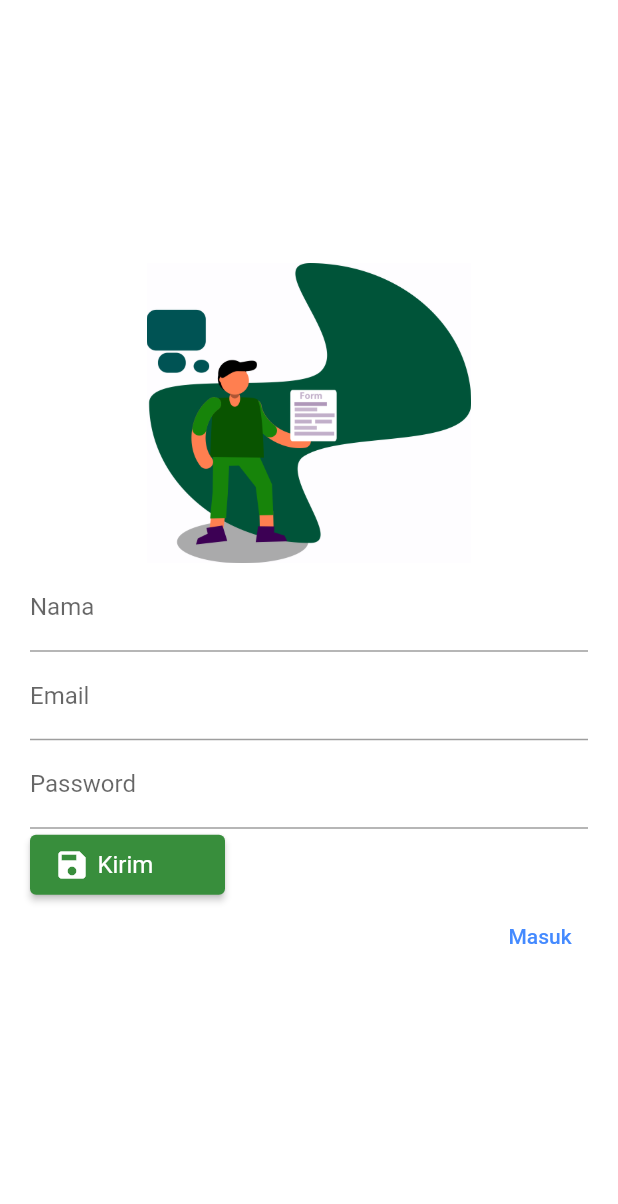
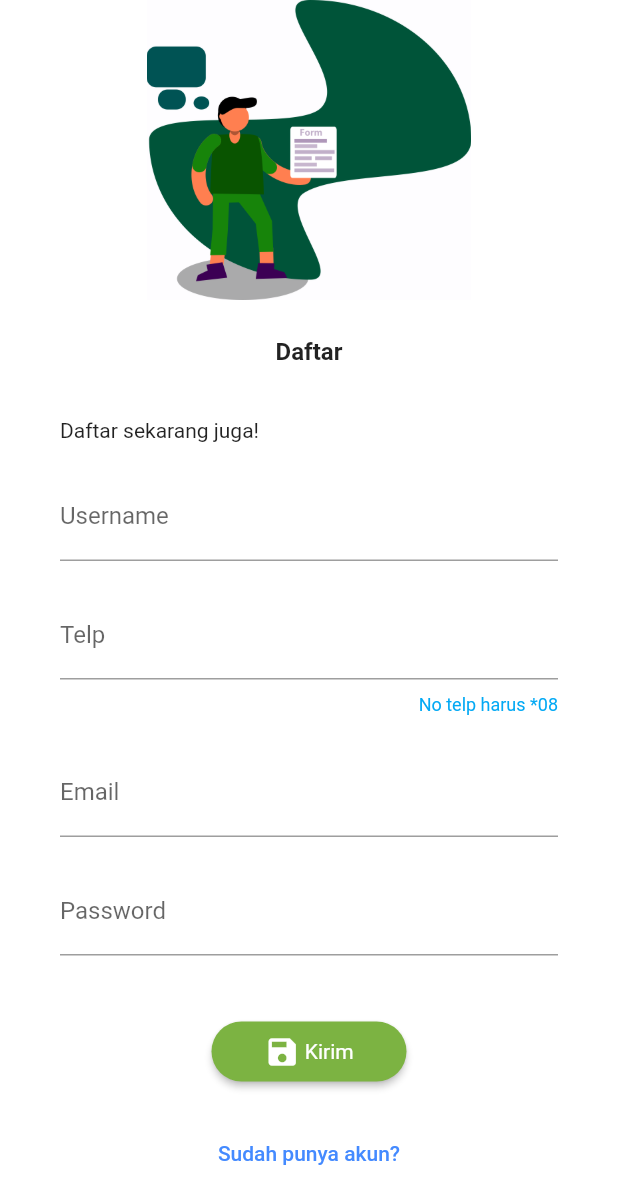
Before and after one commit to CassiiniX/zbola-mobile, a Flutter app: the screen it shows after launch, after a tap on "Kirim", after a tap on "Belum punya akun?", on a phone screen of 412 x 824 dp. Shown: the top 1204 px of the screen. Run offline on Flutter 3.47's test engine with Material 2 defaults, Android fonts, the light colour scheme and no system bars; our stand-ins replace flutter_dotenv, fluttertoast, shared_preferences; accounts and stored records are empty.

Commit message:
done signup

```diff
--- a/lib/pages/signup.dart
+++ b/lib/pages/signup.dart
@@ -1,23 +1,29 @@
 import 'package:flutter/material.dart';
-import 'package:http/http.dart' as http;
-import 'package:flutter_dotenv/flutter_dotenv.dart';
-import 'package:fluttertoast/fluttertoast.dart';
+// import 'package:http/http.dart' as http;
+// import 'package:flutter_dotenv/flutter_dotenv.dart';
 import 'package:provider/provider.dart';
-import 'dart:convert';
+import 'package:shared_preferences/shared_preferences.dart';
 
+import 'dart:async';
+// import 'dart:convert';
+
+import "../helpers/toast.dart";
 import '../widgets/spinner.dart';
 
 import '../providers/user.dart';
 
 import "./dashboard.dart";
 
+ // ignore: must_be_immutable
  class Signup extends StatelessWidget{
   bool? isLogin;
 
-  Signup(BuildContext context){
-    this.isLogin = Provider.of<UserProvider>(context).getIsLogin();
+  Signup(BuildContext context, {Key? key}) : super(key: key){
+    isLogin = Provider.of<UserProvider>(context)
+      .getIsLogin();
   }
 
+  @override
   Widget build(BuildContext context){
     if(isLogin == true){
       return Dashboard(context);
@@ -26,33 +32,54 @@ class Signup extends StatelessWidget{
     return MaterialApp(
       home : Scaffold(
         backgroundColor : Colors.white,
-        body : Padding(
-          padding : EdgeInsets.only(
-            left : 20,
-            right : 20
+        body :
+        SingleChildScrollView(
+          child: Padding(
+          padding : const EdgeInsets.only(
+            left : 40,
+            right : 40
           ),
           child : Column(
             crossAxisAlignment: CrossAxisAlignment.center,
             mainAxisAlignment: MainAxisAlignment.center,
             children: [
-              Container(
-                child:
               Image.asset(
                   'images/welcome.png',
                   alignment: Alignment.center,
                   width: double.infinity,
                   height: 200,
+              ),
+
+              Container(
+                margin: const EdgeInsets.only(top : 25,bottom: 10),
+                child: Row(
+                  mainAxisAlignment: MainAxisAlignment.center,
+                  children : const [
+                    Text("Daftar",style :  TextStyle(fontSize: 16,fontWeight: FontWeight.bold))
+                  ]
                 )
               ),
-              SignupScreen(),
+
+              Container(
+                margin: const EdgeInsets.only(top : 25,bottom: 10),
+                child : Row(
+                  mainAxisAlignment: MainAxisAlignment.start,
+                  children : const [
+                    Text("Daftar sekarang juga!")
+                  ]
+                )
+              ),
+
+              SignupScreen(context),
+
               Row(
-                mainAxisAlignment: MainAxisAlignment.end,
+                mainAxisAlignment: MainAxisAlignment.center,
                 children : [
                   TextButton(
                       onPressed: (){
                         Navigator.of(context).pushReplacementNamed("/");
                       },
-                      child : Text("Masuk",
+                      child : const Text("Sudah punya akun?",
                         style : TextStyle(
                           color: Colors.blueAccent
                         )
@@ -64,73 +91,128 @@ class Signup extends StatelessWidget{
           )
         )
       )
+    )
     );
   }
 }
 
 class SignupScreen extends StatefulWidget{
+  final BuildContext parentContext;
+
+  // ignore: use_key_in_widget_constructors
+  const SignupScreen(this.parentContext);
+
   @override
-  SignupScreenState createState() => SignupScreenState();
+  // ignore: no_logic_in_create_state
+  SignupScreenState createState() => SignupScreenState(parentContext);
 }
 
 class SignupScreenState extends State<SignupScreen>{
+  final BuildContext parentContext;
+
+  SignupScreenState(this.parentContext);
+
   final formKey = GlobalKey<FormState>();
 
-  String name = '';
   String email = '';
   String password = '';
+  String username = '';
+  String phone = '';
   bool isLoadingForm = false;
 
   @override
+  void dispose(){
+    super.dispose();
+  }
+
+  @override
   Widget build(BuildContext context){
-    return Container(
-      child : Form(
+    return Form(
         key: formKey,
         child: Column(
           children: [
-            NameField(),
-            EmailField(),
-            PasswordField(),
+            usernameField(),
+            phoneField(),
+            emailField(),
+            passwordField(),
             Row(
-              mainAxisAlignment: MainAxisAlignment.start,
+              mainAxisAlignment: MainAxisAlignment.center,
               children: <Widget>[
-                SignupButton()
+                signinButton()
               ]
             ),
           ],
         ),
-      )
     );
   }
 
-  Widget NameField(){
-    return TextFormField(
-      decoration: InputDecoration(
-        labelText: "Nama",
-        // hintText: "*Masukan email"
+  Widget usernameField(){
+    return Container(
+      margin : const EdgeInsets.only(top : 10,bottom :10),
+      child : TextFormField(
+        decoration: const InputDecoration(
+          labelText: "Username",
         ),
         validator: (value) {
           if(value!.isEmpty){
-          return "Nama tidak boleh kosong";
+            return "Username tidak boleh kosong";
           }
 
           return null;
         },
         onSaved: (String? value) {
-        name = value.toString();
+          username = value.toString();
         },
+      )
     );
   }
 
-  Widget EmailField(){
-    return TextFormField(
-      decoration: InputDecoration(
+  Widget phoneField(){
+    return Container(
+      margin : const EdgeInsets.only(top : 10,bottom :10),
+      child : Column(children: [
+        TextFormField(
+          decoration: const InputDecoration(
+            labelText: "Telp",
+          ),
+          validator: (value) {
+            if(value!.isEmpty){
+              return "Telp tidak boleh kosong";
+            }
+
+            return null;
+          },
+          onSaved: (String? value) {
+            phone = value.toString();
+          },
+        ),
+        Padding(
+          padding : EdgeInsets.only(top : 10,bottom: 2),
+          child : Row(
+          mainAxisAlignment: MainAxisAlignment.end,
+          children: [
+            Text("No telp harus *08",style : TextStyle(color: Colors.lightBlue,fontSize: 12))
+          ]
+        ))
+      ]
+      )
+    );
+  }
+
+  Widget emailField(){
+    return Container(
+      margin : const EdgeInsets.only(top : 10,bottom :10),
+      child : TextFormField(
+        decoration: const InputDecoration(
           labelText: "Email",
-        // hintText: "*Masukan email"
         ),
         validator: (value) {
           if(value!.isEmpty){
             return "Email tidak boleh kosong";
+          }
+
+          if(value.contains('@') == false){
+            return "Email tidak valid";
           }
 
           return null;
@@ -138,15 +220,17 @@ class SignupScreenState extends State<SignupScreen>{
         onSaved: (String? value) {
           email = value.toString();
         },
+      )
     );
   }
 
-  Widget PasswordField(){
-    return TextFormField(
+  Widget passwordField(){
+    return Container(
+      margin : const EdgeInsets.only(top : 10,bottom :10),
+      child : TextFormField(
         obscureText: true,
-      decoration: InputDecoration(
+        decoration: const InputDecoration(
           labelText: "Password",
-        // hintText: "*Masukan password"
         ),
         validator: (value){
           if(value!.isEmpty){
@@ -162,34 +246,40 @@ class SignupScreenState extends State<SignupScreen>{
         onSaved: (String? value) {
           password = value.toString();
         },
+      )
     );
   }
 
-  Widget SignupButton(){
-    return ElevatedButton(
+  Widget signinButton(){
+    return Container(
+      margin: const EdgeInsets.only(top : 30,bottom: 20),
+      child : ElevatedButton(
         style : ElevatedButton.styleFrom(
             primary: isLoadingForm == true
-            ? Colors.green[600]
-            : Colors.green[700],
+              ? Colors.lightGreen[200]
+              : Colors.lightGreen[600],
             onPrimary: Colors.white,
-          textStyle: TextStyle(
-            fontSize: 16
+            textStyle: const TextStyle(
+              fontSize: 14
             ),
-          fixedSize : Size(130,40)
+            fixedSize : const Size(130,40),
+            shape: const StadiumBorder()
         ),
         child: Center(
           child: Row(
-          mainAxisAlignment: MainAxisAlignment.start,
+            mainAxisAlignment: MainAxisAlignment.center,
             children: [
               isLoadingForm == true
-            ? Spinner(
-                icon: Icons.rotate_right
+                ? const Spinner( icon: Icons.rotate_right )
+                : Row(
+                  mainAxisAlignment: MainAxisAlignment.center,
+                  children: const [
+                    Icon(Icons.save),
+                    Padding(
+                      padding: EdgeInsets.only(left : 3),
+                      child : Text("Kirim",style: TextStyle(fontSize: 14))
                     )
-            : Icon( Icons.save),
-            Padding(
-              padding: EdgeInsets.only(left : 5),
-              child : Text("Kirim")
-            )
+                  ])
             ],
           )
         ),
@@ -199,102 +289,97 @@ class SignupScreenState extends State<SignupScreen>{
               onSubmit();
           }
         },
+      )
     );
   }
 
-  void onSubmit() async {
+  void onSubmit(){
     if(isLoadingForm) return;
 
-    setState(() {
+    setState((){
       isLoadingForm = true;
     });
 
     try{
-        var response = await http.post(
-          Uri.parse(dotenv.env['API_URL']! + "/signup"),
-          headers : {
-             "Content-Type": "application/json"
-          },
-          body : jsonEncode({
-            "name" : name,
-            "email" : email,
-            "password" : password,
-          })
-        );
+      ToastSuccess("Berhasil mendaftarkan user");
 
-        if(response.statusCode == 404){
-          Fluttertoast.showToast(
-            msg: "Url tidak ditemukan",
-            toastLength: Toast.LENGTH_LONG,
-            gravity: ToastGravity.TOP,
-            timeInSecForIosWeb: 1,
-            backgroundColor: Colors.red,
-            textColor: Colors.white,
-            fontSize: 16.0,
-          );
-        }else if(response.statusCode == 422){
-          var message = json.decode(response.body);
+      // SUCCESS SIMULATION
+      Timer(const Duration(seconds: 5), () async{
+        Navigator.of(parentContext).pushReplacementNamed("/");
+      });
+    }catch(e){
+      // print(e);
 
-          Fluttertoast.showToast(
-            msg: message["message"],
-            toastLength: Toast.LENGTH_LONG,
-            gravity: ToastGravity.TOP,
-            timeInSecForIosWeb: 1,
-            backgroundColor: Colors.red,
-            textColor: Colors.white,
-            fontSize: 16.0,
-          );
-        }else if(response.statusCode == 500){
-          var message = json.decode(response.body);
+      ToastFailed("Terjadi Kesalahan");
 
-          Fluttertoast.showToast(
-            msg: message["message"] ?? "Terjadi Kesalahan",
-            toastLength: Toast.LENGTH_LONG,
-            gravity: ToastGravity.TOP,
-            timeInSecForIosWeb: 1,
-            backgroundColor: Colors.red,
-            textColor: Colors.white,
-            fontSize: 16.0,
-          );
-        }else if(response.statusCode == 200){
-          Fluttertoast.showToast(
-            msg: "Berhasil membuat user",
-            toastLength: Toast.LENGTH_LONG,
-            gravity: ToastGravity.TOP,
-            timeInSecForIosWeb: 1,
-            backgroundColor: Colors.green,
-            textColor: Colors.white,
-            fontSize: 16.0,
-          );
-        }else{
-          print(response.statusCode);
-
-          Fluttertoast.showToast(
-            msg: "Terjadi Kesalahan",
-            toastLength: Toast.LENGTH_LONG,
-            gravity: ToastGravity.TOP,
-            timeInSecForIosWeb: 1,
-            backgroundColor: Colors.red,
-            textColor: Colors.white,
-            fontSize: 16.0,
-          );
-        }
-    }catch(e){
-      print(e);
-
-      Fluttertoast.showToast(
-          msg: "Terjadi Kesalahan",
-          toastLength: Toast.LENGTH_LONG,
-          gravity: ToastGravity.TOP,
-          timeInSecForIosWeb: 1,
-          backgroundColor: Colors.red,
-          textColor: Colors.white,
-          fontSize: 16.0,
-      );
-    }finally{
       setState(() {
         isLoadingForm = false;
       });
     }
   }
+
+  // void onSubmit() async {
+  //   if(isLoadingForm) return;
+
+  //   setState(() {
+  //     isLoadingForm = true;
+  //   });
+
+  //   try{
+  //       var response = await http.post(
+  //         Uri.parse(dotenv.env['API_URL']! + "/signin"),
+  //         headers : {
+  //            "Content-Type": "application/json"
+  //         },
+  //         body : jsonEncode({
+  //           "email" : email,
+  //           "password" : password,
+  //         })
+  //       );
+
+  //       if(response.statusCode != 200){
+  //         setState(() {
+  //           isLoadingForm = false;
+  //         });
+  //       }
+
+  //       if(response.statusCode == 404){
+  //         ToastFailed("Url tidak ditemukan");
+  //       }else if(response.statusCode == 422){
+  //         ToastFailed(json.decode(response.body)["message"] ?? "Terjadi Kesalahan");
+  //       }else if(response.statusCode == 500){
+  //         ToastFailed(json.decode(response.body)["message"] ?? "Terjadi Kesalahan");
+  //       }else if(response.statusCode == 200){
+  //         var responseBody = json.decode(response.body);
+
+  //         final prefs = await SharedPreferences.getInstance();
+
+  //         await prefs.setString('token', 'Bearer '+responseBody["access_token"]);
+
+  //         Provider.of<UserProvider>(context,listen: false)
+  //           .setUser(<String,dynamic>{
+  //             "id" : responseBody["user"]["id"],
+  //             "username" : responseBody["user"]["username"],
+  //             "email" : responseBody["user"]["email"],
+  //             "photo" : responseBody["user"]["photo"],
+  //             "role"   : responseBody["user"]["role"]
+  //         });
+
+  //         Provider.of<UserProvider>(context,listen: false)
+  //           .setIsLogin(true);
+  //       }else{
+  //         print(response.statusCode);
+
+  //         ToastFailed("Terjadi Kesalahan");
+  //       }
+  //   }catch(e){
+  //     print(e);
+
+  //     ToastFailed("Terjadi Kesalahan");
+
+  //     setState(() {
+  //       isLoadingForm = false;
+  //     });
+  //   }
+  // }
 }
```
Lines whose indentation alone changed are shown as unchanged.
